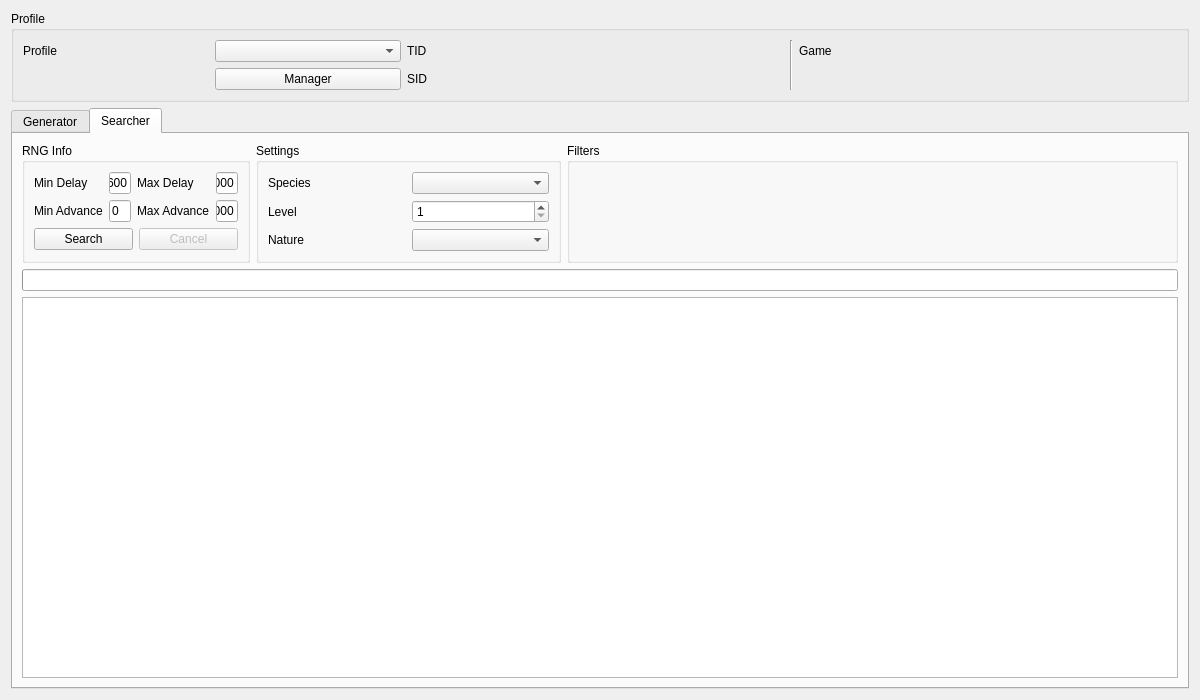
Before: the Qt Designer form Form/Gen4/Event4.ui in Admiral-Fish/PokeFinder, drawn with Qt 5.
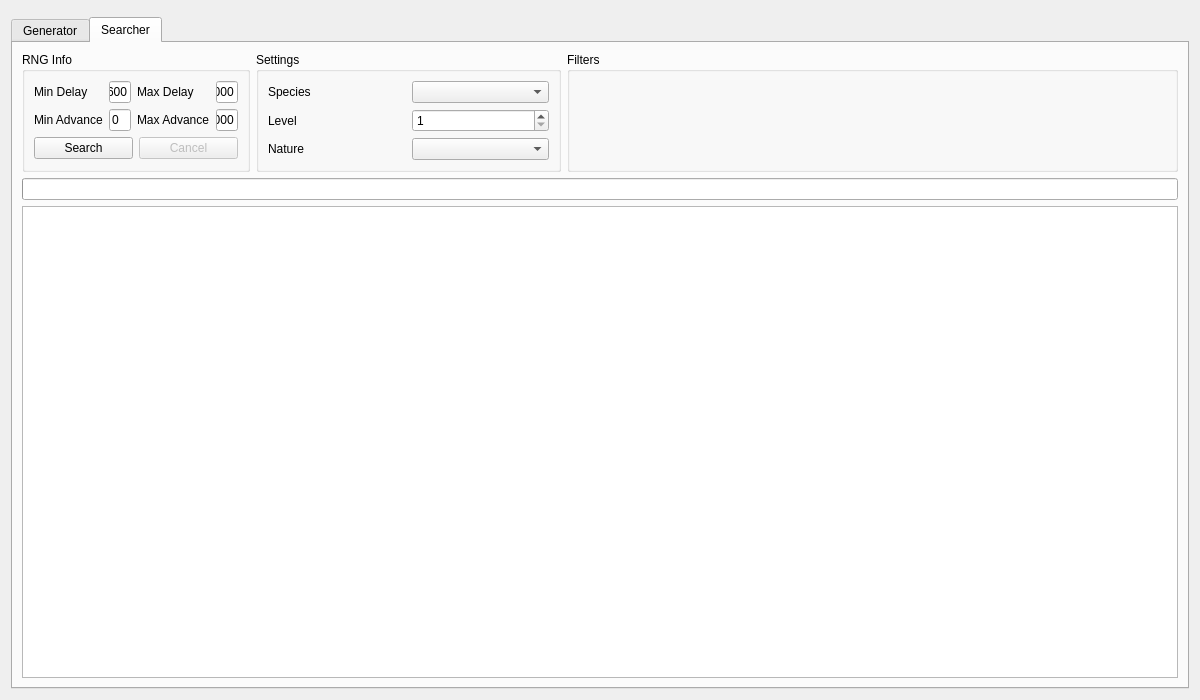
After: the same form once the commit is applied. The open tabs and pages were chosen to show the change. Custom widgets are drawn as their Qt base class.

Commit message: Refactor profile display

The edit to the form file:
```diff
--- a/Form/Gen4/Event4.ui
+++ b/Form/Gen4/Event4.ui
@@ -13,68 +13,9 @@
   <property name="windowTitle">
    <string>Wondercard IVs</string>
   </property>
-  <layout class="QGridLayout" name="gridLayout_5">
+  <layout class="QGridLayout" name="gridLayout">
    <item row="0" column="0">
-    <widget class="QGroupBox" name="groupBoxProfile">
-     <property name="title">
-      <string>Profile</string>
-     </property>
-     <layout class="QGridLayout" name="gridLayout_6">
-      <item row="0" column="0">
-       <widget class="QLabel" name="labelProfile">
-        <property name="text">
-         <string>Profile</string>
-        </property>
-       </widget>
-      </item>
-      <item row="0" column="1">
-       <widget class="QComboBox" name="comboBoxProfiles"/>
-      </item>
-      <item row="1" column="1">
-       <widget class="QPushButton" name="pushButtonProfileManager">
-        <property name="text">
-         <string>Manager</string>
-        </property>
-       </widget>
-      </item>
-      <item row="0" column="2">
-       <widget class="QLabel" name="labelProfileTID">
-        <property name="text">
-         <string>TID</string>
-        </property>
-       </widget>
-      </item>
-      <item row="0" column="3">
-       <widget class="QLabel" name="labelProfileTIDValue"/>
-      </item>
-      <item row="1" column="2">
-       <widget class="QLabel" name="labelProfileSID">
-        <property name="text">
-         <string>SID</string>
-        </property>
-       </widget>
-      </item>
-      <item row="1" column="3">
-       <widget class="QLabel" name="labelProfileSIDValue"/>
-      </item>
-      <item row="0" column="4" rowspan="2">
-       <widget class="Line" name="line">
-        <property name="orientation">
-         <enum>Qt::Orientation::Vertical</enum>
-        </property>
-       </widget>
-      </item>
-      <item row="0" column="5">
-       <widget class="QLabel" name="labelProfileGame">
-        <property name="text">
-         <string>Game</string>
-        </property>
-       </widget>
-      </item>
-      <item row="0" column="6">
-       <widget class="QLabel" name="labelProfileGameValue"/>
-      </item>
-     </layout>
+    <widget class="ProfileDisplay4" name="profileDisplay" native="true">
     </widget>
    </item>
    <item row="1" column="0">
@@ -95,7 +36,7 @@
          <property name="title">
           <string>RNG Info</string>
          </property>
-         <layout class="QGridLayout" name="gridLayout_7">
+         <layout class="QGridLayout" name="gridLayout_2">
           <item row="0" column="0">
            <widget class="QLabel" name="labelGeneratorSeed">
             <property name="text">
@@ -165,7 +106,7 @@
          <property name="title">
           <string>Settings</string>
          </property>
-         <layout class="QGridLayout" name="gridLayout_8">
+         <layout class="QGridLayout" name="gridLayout_3">
           <item row="0" column="0">
            <widget class="QLabel" name="labelGeneratorSpecies">
             <property name="text">
@@ -217,7 +158,7 @@
          <property name="title">
           <string>Filters</string>
          </property>
-         <layout class="QGridLayout" name="gridLayout">
+         <layout class="QGridLayout" name="gridLayout_4">
           <item row="0" column="0" rowspan="2">
            <widget class="Filter" name="filterGenerator" native="true"/>
           </item>
@@ -233,7 +174,7 @@
       <attribute name="title">
        <string>Searcher</string>
       </attribute>
-      <layout class="QGridLayout" name="gridLayout_3">
+      <layout class="QGridLayout" name="gridLayout_5">
        <item row="0" column="0">
         <widget class="QGroupBox" name="groupBoxSearcherRNGInfo">
          <property name="sizePolicy">
@@ -245,7 +186,7 @@
          <property name="title">
           <string>RNG Info</string>
          </property>
-         <layout class="QGridLayout" name="gridLayout_2">
+         <layout class="QGridLayout" name="gridLayout_6">
           <item row="0" column="0">
            <widget class="QLabel" name="labelSearcherMinDelay">
             <property name="text">
@@ -337,7 +278,7 @@
          <property name="title">
           <string>Settings</string>
          </property>
-         <layout class="QGridLayout" name="gridLayout_9">
+         <layout class="QGridLayout" name="gridLayout_7">
           <item row="0" column="0">
            <widget class="QLabel" name="labelSearcherSpecies">
             <property name="text">
@@ -389,7 +330,7 @@
          <property name="title">
           <string>Filters</string>
          </property>
-         <layout class="QGridLayout" name="gridLayout_4">
+         <layout class="QGridLayout" name="gridLayout_8">
           <item row="0" column="0" rowspan="2">
            <widget class="Filter" name="filterSearcher" native="true"/>
           </item>
@@ -429,17 +370,23 @@
    <header>Form/Controls/Filter.hpp</header>
    <container>1</container>
   </customwidget>
-  <customwidget>
-   <class>ComboBoxProxy</class>
-   <extends>QComboBox</extends>
-   <header>Form/Controls/ComboBoxProxy.hpp</header>
-  </customwidget>
   <customwidget>
    <class>TabWidget</class>
    <extends>QTabWidget</extends>
    <header>Form/Controls/TabWidget.hpp</header>
    <container>1</container>
   </customwidget>
+  <customwidget>
+   <class>ProfileDisplay4</class>
+   <extends>QWidget</extends>
+   <header>Form/Gen4/Profile/ProfileDisplay4.hpp</header>
+   <container>1</container>
+  </customwidget>
+  <customwidget>
+   <class>ComboBoxProxy</class>
+   <extends>QComboBox</extends>
+   <header>Form/Controls/ComboBoxProxy.hpp</header>
+  </customwidget>
  </customwidgets>
  <tabstops>
   <tabstop>comboBoxProfiles</tabstop>
```
Left out of the diff: 4 changed lines with no effect on the pictures. The commit also changes 110 other files.
